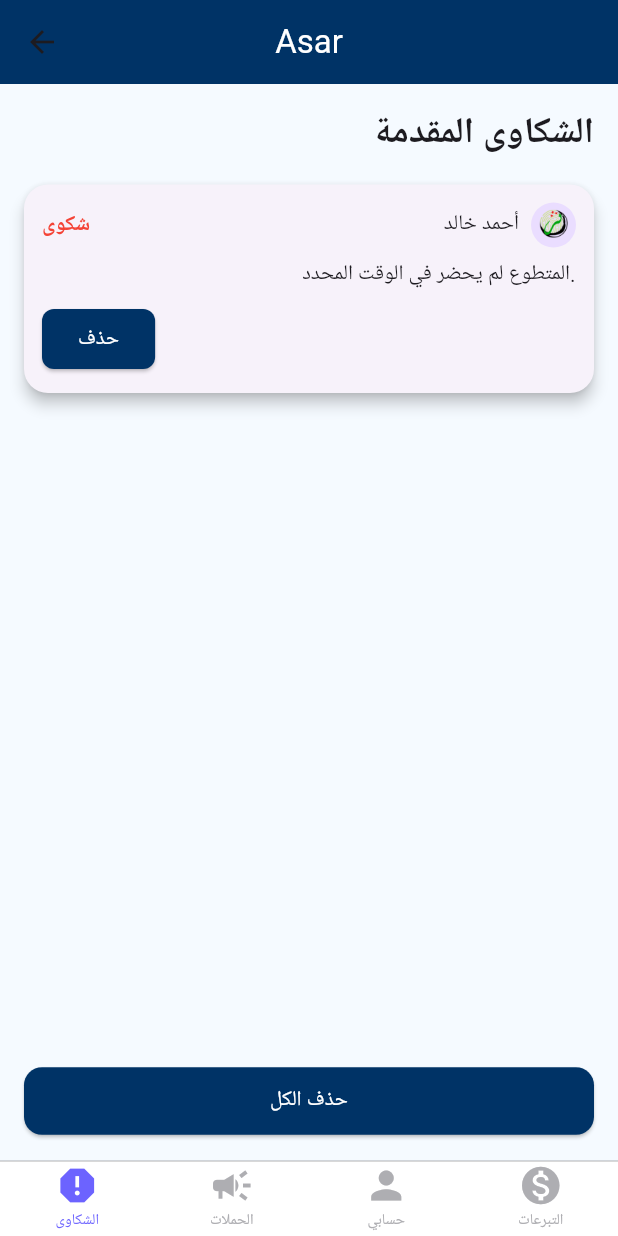
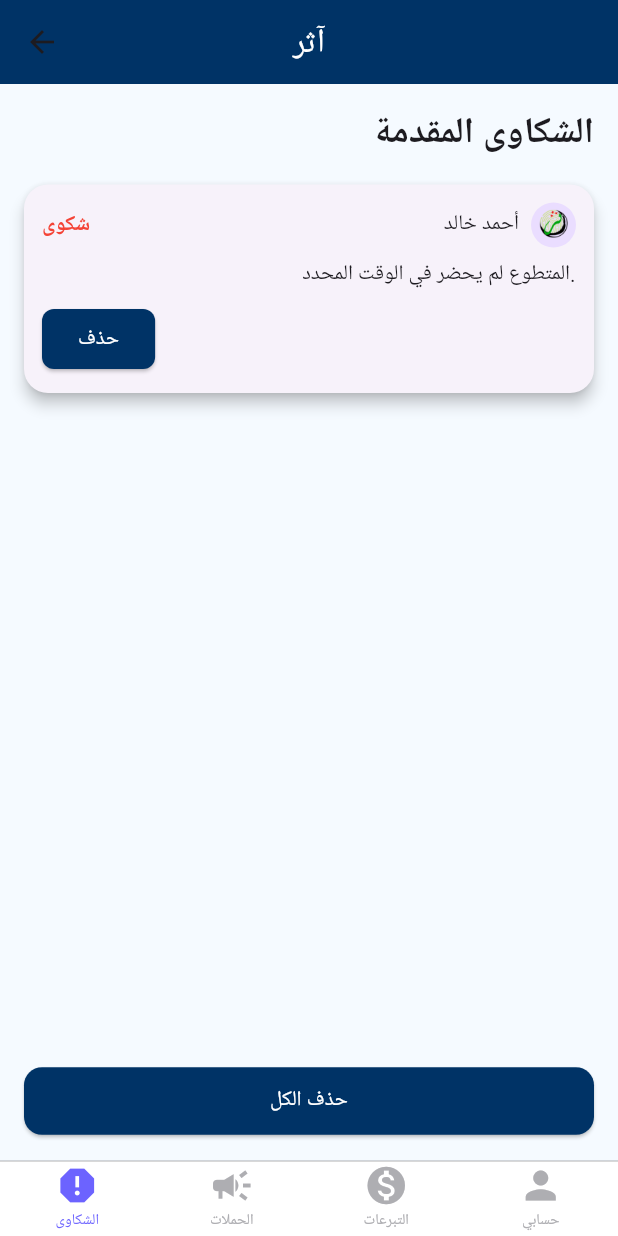
Before and after one commit to saryaalsheikha2001/Asar, a Flutter app: the ButtomNavigationBarPage screen opened by its route, after a tap on "حذف", on a phone screen of 412 x 824 dp. Run offline on Flutter 3.47's test engine with Material 3 defaults, Android fonts, the phone set to English and light mode, and no system bars; our stand-ins replace flutter_spinkit, get, get_storage, image_picker; missing offline and left inert: email_validator_flutter; accounts and stored records are empty; statements that could not run were skipped.

Commit message:
waleed update

```diff
--- a/lib/admin/Complaints_hmla_Page.dart
+++ b/lib/admin/Complaints_hmla_Page.dart
@@ -9,12 +9,13 @@ class ComplaintsPage extends StatelessWidget {
   Widget build(BuildContext context) {
     final controller = Get.put(ComplaintsController());
 
-    return Scaffold(
+    return SafeArea(
+      child: Scaffold(
         backgroundColor: const Color(0xffF5FAFF),
         appBar: AppBar(
           centerTitle: true,
-        backgroundColor: const Color(0xff003366),
-        title: const Text('Asar', style: TextStyle(color: Colors.white)),
+          backgroundColor: const Color.fromRGBO(0, 51, 102, 1),
+          title: const Text('آثر', style: TextStyle(color: Colors.white)),
           actions: const [],
         ),
         body: Padding(
@@ -87,13 +88,19 @@ class ComplaintsPage extends StatelessWidget {
                                   alignment: Alignment.centerLeft,
                                   child: ElevatedButton(
                                     style: ElevatedButton.styleFrom(
-                                    backgroundColor: Color(0xff003366),
+                                      backgroundColor: Color.fromRGBO(
+                                        0,
+                                        51,
+                                        102,
+                                        1,
+                                      ),
                                       shape: RoundedRectangleBorder(
                                         borderRadius: BorderRadius.circular(8),
                                       ),
                                     ),
                                     onPressed:
-                                      () => controller.deleteComplaint(item.id),
+                                        () =>
+                                            controller.deleteComplaint(item.id),
                                     child: const Text(
                                       'حذف',
                                       style: TextStyle(color: Colors.white),
@@ -129,6 +136,7 @@ class ComplaintsPage extends StatelessWidget {
             ],
           ),
         ),
+      ),
     );
   }
 }
--- a/lib/admin/buttom_navigation_bar/buttom_navigation_bar_page.dart
+++ b/lib/admin/buttom_navigation_bar/buttom_navigation_bar_page.dart
@@ -83,16 +83,11 @@ import 'package:athar_project/admin/Complaints_hmla_Page.dart';
 //                   : controller.currentIndex == 3
 //                     ? DonationsPage()
 
-
 //         );
 //       },
 //     );
 //   }
 // }
-
-
-
-
 
 import 'package:athar_project/admin/CampaignChatPage.dart';
 import 'package:athar_project/admin/Complaints_hmla_Page.dart';
@@ -104,7 +99,8 @@ import 'package:flutter/cupertino.dart';
 import 'package:flutter/material.dart';
 import 'package:get/get.dart';
 
-class ButtomNavigationBarPage extends GetView<ButtomNavigationBarPageController> {
+class ButtomNavigationBarPage
+    extends GetView<ButtomNavigationBarPageController> {
   const ButtomNavigationBarPage({Key? key}) : super(key: key);
 
   @override
@@ -132,13 +128,10 @@ class ButtomNavigationBarPage extends GetView<ButtomNavigationBarPageController>
                 label: 'الحملات',
               ),
               BottomNavigationBarItem(
-                icon: Icon(Icons.person),
-                label: 'حسابي',
-              ),
-              BottomNavigationBarItem(
                 icon: Icon(Icons.monetization_on),
                 label: 'التبرعات',
               ),
+              BottomNavigationBarItem(icon: Icon(Icons.person), label: 'حسابي'),
             ],
           ),
           body: _getBody(controller.currentIndex),
@@ -150,13 +143,17 @@ class ButtomNavigationBarPage extends GetView<ButtomNavigationBarPageController>
   Widget _getBody(int index) {
     switch (index) {
       case 0:
+        // return Homepageadmin();
         return ComplaintsPage();
       case 1:
+        // return ComplaintsPage();
         return Homepageadmin();
+
       case 2:
+        return DonationsPage();
+      case 3:
+        // return DonationsPage();
         return ProfilePage();
-      case 3:
-        return DonationsPage();
       default:
         return Center(child: Text('لا توجد بيانات'));
     }
--- a/lib/admin/homepageadmin.dart
+++ b/lib/admin/homepageadmin.dart
@@ -22,7 +22,7 @@ class Homepageadmin extends StatelessWidget {
             backgroundColor: const Color(0xFFF5F6FA),
             appBar: AppBar(
               centerTitle: true,
-              backgroundColor: const Color(0xFF003366),
+              backgroundColor: const Color.fromRGBO(0, 51, 102, 1),
               title: const Text(
                 'آثر',
                 style: TextStyle(
@@ -34,7 +34,7 @@ class Homepageadmin extends StatelessWidget {
               ),
               bottom: const TabBar(
                 labelColor: Colors.white,
-                unselectedLabelColor: Colors.white70,
+                unselectedLabelColor: Colors.white60,
                 indicatorColor: Colors.amber,
                 tabs: [Tab(text: 'منتهية'), Tab(text: 'جارية')],
               ),
@@ -71,10 +71,15 @@ class Homepageadmin extends StatelessWidget {
                                 controller.addCampaign(result);
                               }
                             },
-                            icon: const Icon(Icons.add),
+                            icon: const Icon(Icons.add, color: Colors.white),
                             label: const Text('إنشاء حملة'),
                             style: ElevatedButton.styleFrom(
-                              backgroundColor: const Color(0xFF003366),
+                              backgroundColor: const Color.fromRGBO(
+                                0,
+                                51,
+                                102,
+                                1,
+                              ),
                               foregroundColor: Colors.white,
                               padding: const EdgeInsets.symmetric(
                                 vertical: 12,
@@ -248,10 +253,10 @@ class Homepageadmin extends StatelessWidget {
                         arguments: {'campaignName': campaign['name']},
                       );
                     },
-                    icon: const Icon(Icons.chat),
+                    icon: const Icon(Icons.chat, color: Colors.white),
                     label: const Text("تواصل"),
                     style: ElevatedButton.styleFrom(
-                      backgroundColor: Colors.indigo[800],
+                      backgroundColor: Color.fromRGBO(0, 51, 102, 1),
                       foregroundColor: Colors.white,
                       padding: const EdgeInsets.symmetric(
                         vertical: 10,
--- a/lib/admin/profile_for_admin/edit_profile_admin.dart
+++ b/lib/admin/profile_for_admin/edit_profile_admin.dart
@@ -79,7 +79,8 @@ class ProfilePage extends StatelessWidget {
 
   @override
   Widget build(BuildContext context) {
-    return Scaffold(
+    return SafeArea(
+      child: Scaffold(
         appBar: AppBar(
           centerTitle: true,
           backgroundColor: Color.fromRGBO(0, 51, 102, 1),
@@ -216,6 +217,7 @@ class ProfilePage extends StatelessWidget {
             ],
           ),
         ),
+      ),
     );
   }
 }
```
Lines whose indentation alone changed are shown as unchanged.
